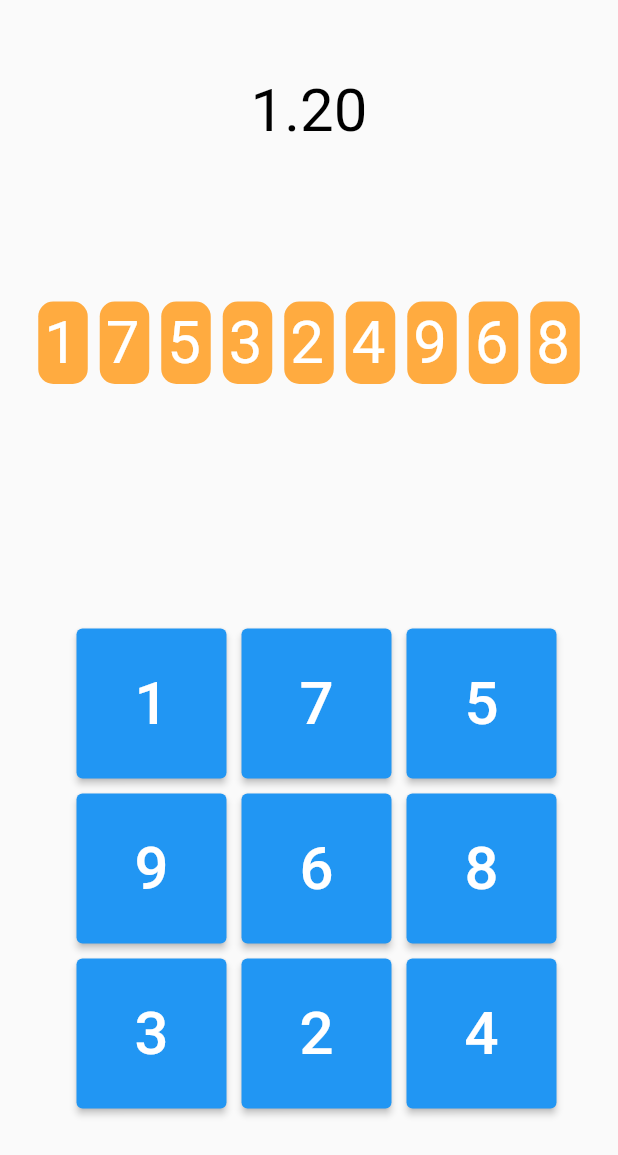
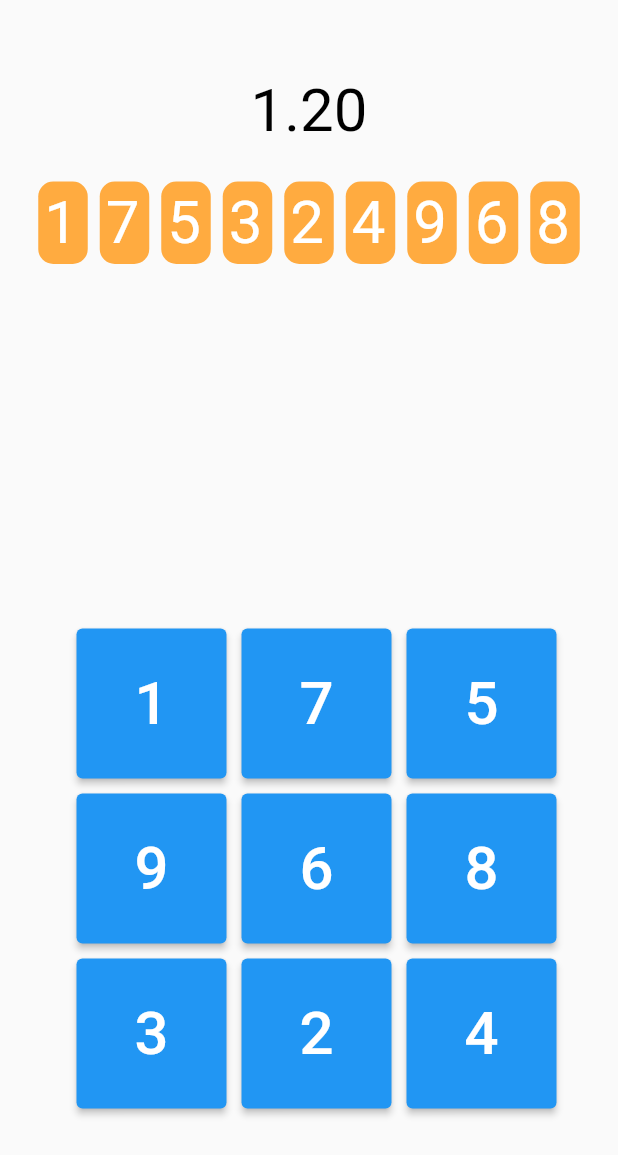
Before and after one commit to BANGWON-LEE/flutter_study, a Flutter app: the screen it shows after launch, after a tap on "시작", on a phone screen of 412 x 824 dp. Shown: the top 1155 px of the screen. Run offline on Flutter 3.47's test engine with Material 2 defaults, Android fonts, the light colour scheme and no system bars; our stand-ins replace webview_flutter.

Commit message:
20230113 ui position modify

```diff
--- a/lib/screen/tab_game.dart
+++ b/lib/screen/tab_game.dart
@@ -72,7 +72,7 @@ class _TabGameState extends State<TabGame> {
           children: [
             TimeRunning(),
             Padding(
-              padding: const EdgeInsets.only(top:100.0),
+              padding: const EdgeInsets.only(top:20.0),
               child: TimeCheck(signal :startSignal,gameCount: gameCount,choiceCount: choiceCount),
             ),
             Expanded(
```
